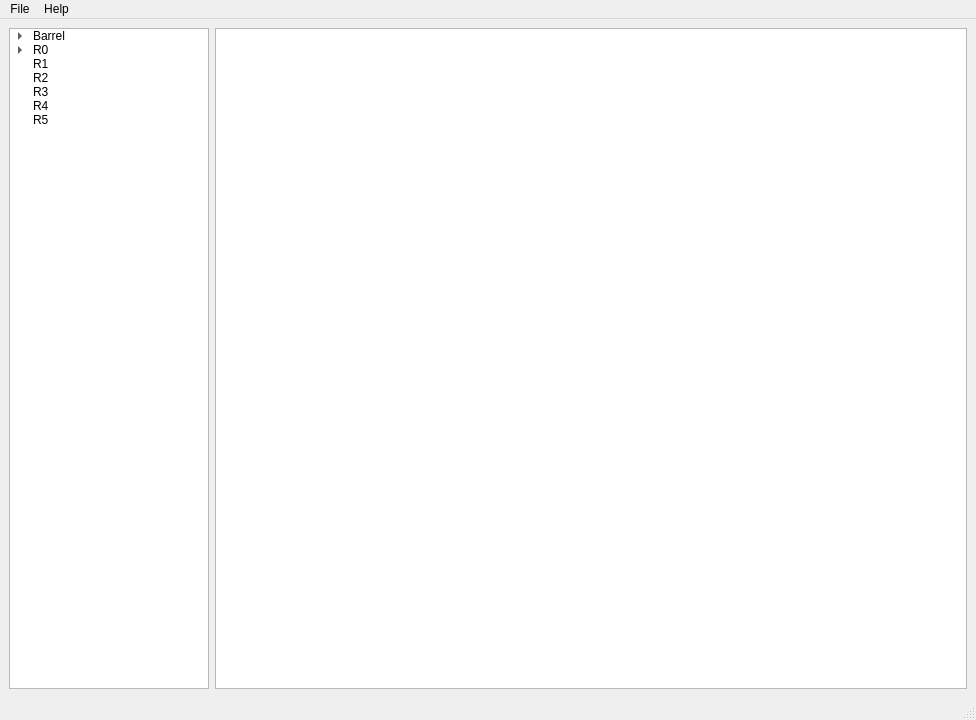
Before: the Qt Designer form bin/lib/IssueTrackingGUI.ui in adamazoulay/ITkTrackingGUI, drawn with Qt 5.
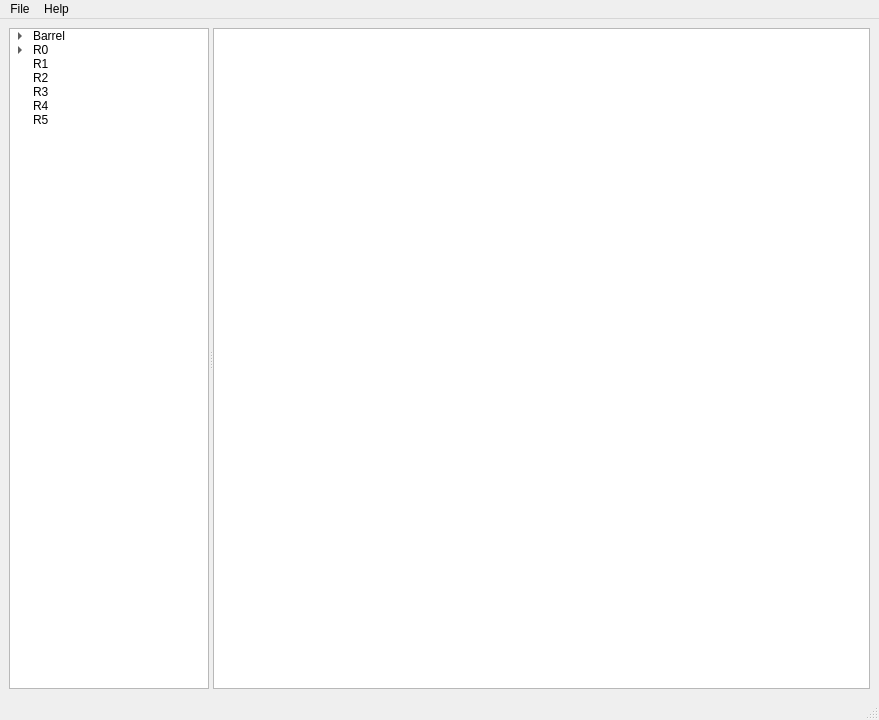
After: the same form once the commit is applied. Icons and pictures are not drawn.

```diff
--- a/bin/lib/IssueTrackingGUI.ui
+++ b/bin/lib/IssueTrackingGUI.ui
@@ -6,7 +6,7 @@
    <rect>
     <x>0</x>
     <y>0</y>
-    <width>976</width>
+    <width>879</width>
     <height>720</height>
    </rect>
   </property>
@@ -24,8 +24,14 @@
     <normaloff>../imgs/form.png</normaloff>../imgs/form.png</iconset>
   </property>
   <widget class="QWidget" name="centralwidget">
-   <layout class="QGridLayout" name="gridLayout">
-    <item row="0" column="0">
+   <layout class="QHBoxLayout" name="horizontalLayout">
+    <item>
+     <layout class="QHBoxLayout" name="mainHLayout">
+      <item>
+       <widget class="QSplitter" name="splitter">
+        <property name="orientation">
+         <enum>Qt::Horizontal</enum>
+        </property>
      <widget class="QTreeWidget" name="selectionTree">
       <property name="maximumSize">
        <size>
@@ -278,8 +284,6 @@
        </property>
       </item>
      </widget>
-    </item>
-    <item row="0" column="1">
      <widget class="QGraphicsView" name="selectionView">
       <property name="focusPolicy">
        <enum>Qt::StrongFocus</enum>
@@ -291,6 +295,9 @@
        <enum>Qt::ScrollBarAlwaysOff</enum>
       </property>
      </widget>
+       </widget>
+      </item>
+     </layout>
     </item>
    </layout>
   </widget>
@@ -299,7 +306,7 @@
     <rect>
      <x>0</x>
      <y>0</y>
-     <width>976</width>
+     <width>879</width>
      <height>21</height>
     </rect>
    </property>
```
Left out of the diff: 55 changed lines with no effect on the pictures. Lines whose indentation alone changed are shown as unchanged.
